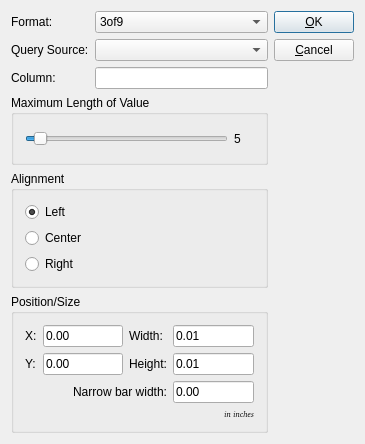
Old version of the form openrpt/trunk/OpenRPT/wrtembed/barcodeeditor.ui in the repository WooodHead/xtuple.
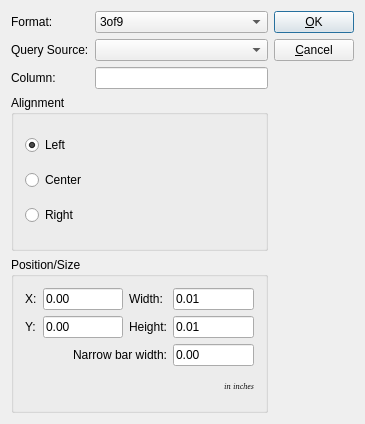
New version of the form. Custom widgets are drawn as their Qt base class.

What changed in the file:
```diff
--- a/openrpt/trunk/OpenRPT/wrtembed/barcodeeditor.ui
+++ b/openrpt/trunk/OpenRPT/wrtembed/barcodeeditor.ui
@@ -17,13 +17,13 @@
  * Foundation, Inc., 59 Temple Place, Suite 330, Boston, MA 02111-1307 USA
  * Please contact info@openmfg.com with any questions on this license.</comment>
  <class>BarcodeEditor</class>
- <widget class="QDialog" name="BarcodeEditor" >
-  <property name="geometry" >
+ <widget class="QDialog" name="BarcodeEditor">
+  <property name="geometry">
    <rect>
     <x>0</x>
     <y>0</y>
     <width>365</width>
-    <height>433</height>
+    <height>424</height>
    </rect>
   </property>
   <property name="sizePolicy" >
@@ -39,58 +39,28 @@
    <property name="spacing" >
     <number>6</number>
    </property>
-   <property name="leftMargin" >
-    <number>11</number>
-   </property>
-   <property name="topMargin" >
-    <number>11</number>
-   </property>
-   <property name="rightMargin" >
-    <number>11</number>
-   </property>
-   <property name="bottomMargin" >
+   <property name="margin">
     <number>11</number>
    </property>
    <item>
-    <layout class="QVBoxLayout" >
-     <property name="spacing" >
+    <layout class="QVBoxLayout" name="_princpalLayout">
+     <property name="spacing">
       <number>6</number>
      </property>
-     <property name="leftMargin" >
-      <number>0</number>
-     </property>
-     <property name="topMargin" >
-      <number>0</number>
-     </property>
-     <property name="rightMargin" >
-      <number>0</number>
-     </property>
-     <property name="bottomMargin" >
+     <property name="margin">
       <number>0</number>
      </property>
      <item>
-      <layout class="QGridLayout" >
-       <property name="leftMargin" >
+      <layout class="QGridLayout">
+       <property name="margin">
         <number>0</number>
        </property>
-       <property name="topMargin" >
-        <number>0</number>
-       </property>
-       <property name="rightMargin" >
-        <number>0</number>
-       </property>
-       <property name="bottomMargin" >
-        <number>0</number>
-       </property>
-       <property name="horizontalSpacing" >
+       <property name="spacing">
         <number>6</number>
        </property>
-       <property name="verticalSpacing" >
-        <number>6</number>
-       </property>
-       <item row="0" column="0" >
-        <widget class="QLabel" name="TextLabel1_3_2" >
-         <property name="frameShape" >
+       <item row="0" column="0">
+        <widget class="QLabel" name="TextLabel1_3_2">
+         <property name="frameShape">
           <enum>QFrame::NoFrame</enum>
          </property>
          <property name="frameShadow" >
@@ -169,70 +139,20 @@
       </layout>
      </item>
      <item>
-      <widget class="QGroupBox" name="GroupBox2" >
-       <property name="minimumSize" >
-        <size>
-         <width>0</width>
-         <height>70</height>
-        </size>
-       </property>
-       <property name="title" >
-        <string>Maximum Length of Value</string>
-       </property>
-       <layout class="QHBoxLayout" >
-        <item>
-         <widget class="QSlider" name="sliderMaxVal" >
-          <property name="minimum" >
-           <number>1</number>
-          </property>
-          <property name="value" >
-           <number>5</number>
-          </property>
-          <property name="orientation" >
-           <enum>Qt::Horizontal</enum>
-          </property>
-         </widget>
-        </item>
-        <item>
-         <widget class="QLabel" name="labelMaxVal" >
-          <property name="minimumSize" >
-           <size>
-            <width>20</width>
-            <height>0</height>
-           </size>
-          </property>
-          <property name="text" >
-           <string>5</string>
-          </property>
-         </widget>
-        </item>
-       </layout>
-      </widget>
-     </item>
-     <item>
-      <widget class="QGroupBox" name="buttonGroupAlign" >
-       <property name="title" >
+      <widget class="QGroupBox" name="buttonGroupAlign">
+       <property name="title">
         <string>Alignment</string>
        </property>
-       <layout class="QVBoxLayout" >
-        <property name="spacing" >
+       <layout class="QVBoxLayout">
+        <property name="spacing">
          <number>6</number>
         </property>
-        <property name="leftMargin" >
-         <number>11</number>
-        </property>
-        <property name="topMargin" >
-         <number>11</number>
-        </property>
-        <property name="rightMargin" >
-         <number>11</number>
-        </property>
-        <property name="bottomMargin" >
+        <property name="margin">
          <number>11</number>
         </property>
         <item>
-         <widget class="QRadioButton" name="rbAlignLeft" >
-          <property name="text" >
+         <widget class="QRadioButton" name="rbAlignLeft">
+          <property name="text">
            <string>Left</string>
           </property>
           <property name="checked" >
@@ -241,15 +161,15 @@
          </widget>
         </item>
         <item>
-         <widget class="QRadioButton" name="rbAlignCenter" >
-          <property name="text" >
+         <widget class="QRadioButton" name="rbAlignCenter">
+          <property name="text">
            <string>Center</string>
           </property>
          </widget>
         </item>
         <item>
-         <widget class="QRadioButton" name="rbAlignRight" >
-          <property name="text" >
+         <widget class="QRadioButton" name="rbAlignRight">
+          <property name="text">
            <string>Right</string>
           </property>
          </widget>
@@ -258,70 +178,70 @@
       </widget>
      </item>
      <item>
-      <widget class="QGroupBox" name="GroupBox1" >
-       <property name="title" >
+      <widget class="QGroupBox" name="GroupBox1">
+       <property name="title">
         <string>Position/Size</string>
        </property>
-       <layout class="QGridLayout" >
-        <item row="0" column="0" >
-         <widget class="QLabel" name="TextLabel1_3_3" >
-          <property name="text" >
+       <layout class="QGridLayout">
+        <item row="0" column="0">
+         <widget class="QLabel" name="TextLabel1_3_3">
+          <property name="text">
            <string>X:</string>
           </property>
          </widget>
         </item>
-        <item row="0" column="1" >
-         <widget class="QLineEdit" name="leXPos" >
-          <property name="text" >
+        <item row="0" column="1">
+         <widget class="QLineEdit" name="leXPos">
+          <property name="text">
            <string>0.00</string>
           </property>
          </widget>
         </item>
-        <item row="0" column="2" >
-         <widget class="QLabel" name="TextLabel3" >
-          <property name="text" >
+        <item row="0" column="2">
+         <widget class="QLabel" name="TextLabel3">
+          <property name="text">
            <string>Width:</string>
           </property>
          </widget>
         </item>
-        <item row="0" column="3" >
-         <widget class="QLineEdit" name="leWidth" >
-          <property name="text" >
+        <item row="0" column="3">
+         <widget class="QLineEdit" name="leWidth">
+          <property name="text">
            <string>0.01</string>
           </property>
          </widget>
         </item>
-        <item row="1" column="0" >
-         <widget class="QLabel" name="TextLabel2" >
-          <property name="text" >
+        <item row="1" column="0">
+         <widget class="QLabel" name="TextLabel2">
+          <property name="text">
            <string>Y:</string>
           </property>
          </widget>
         </item>
-        <item row="1" column="1" >
-         <widget class="QLineEdit" name="leYPos" >
-          <property name="text" >
+        <item row="1" column="1">
+         <widget class="QLineEdit" name="leYPos">
+          <property name="text">
            <string>0.00</string>
           </property>
          </widget>
         </item>
-        <item row="1" column="2" >
-         <widget class="QLabel" name="TextLabel4" >
-          <property name="text" >
+        <item row="1" column="2">
+         <widget class="QLabel" name="TextLabel4">
+          <property name="text">
            <string>Height:</string>
           </property>
          </widget>
         </item>
-        <item row="1" column="3" >
-         <widget class="QLineEdit" name="leHeight" >
-          <property name="text" >
+        <item row="1" column="3">
+         <widget class="QLineEdit" name="leHeight">
+          <property name="text">
            <string>0.01</string>
           </property>
          </widget>
         </item>
-        <item row="2" column="1" colspan="2" >
-         <widget class="QLabel" name="TextLabel2_2" >
-          <property name="text" >
+        <item row="2" column="1" colspan="2">
+         <widget class="QLabel" name="lnarrowBar">
+          <property name="text">
            <string>Narrow bar width:</string>
           </property>
           <property name="alignment" >
@@ -329,16 +249,16 @@
           </property>
          </widget>
         </item>
-        <item row="2" column="3" >
-         <widget class="QLineEdit" name="leNarrowBarWidth" >
-          <property name="text" >
+        <item row="2" column="3">
+         <widget class="QLineEdit" name="leNarrowBarWidth">
+          <property name="text">
            <string>0.00</string>
           </property>
          </widget>
         </item>
-        <item row="3" column="3" >
-         <widget class="QLabel" name="TextLabel5" >
-          <property name="font" >
+        <item row="3" column="3">
+         <widget class="QLabel" name="TextLabel5">
+          <property name="font">
            <font>
             <family>Helvetica [Cronyx]</family>
             <pointsize>6</pointsize>
@@ -366,20 +286,11 @@
     </layout>
    </item>
    <item>
-    <layout class="QVBoxLayout" >
-     <property name="spacing" >
+    <layout class="QVBoxLayout">
+     <property name="spacing">
       <number>6</number>
      </property>
-     <property name="leftMargin" >
-      <number>0</number>
-     </property>
-     <property name="topMargin" >
-      <number>0</number>
-     </property>
-     <property name="rightMargin" >
-      <number>0</number>
-     </property>
-     <property name="bottomMargin" >
+     <property name="margin">
       <number>0</number>
      </property>
      <item>
@@ -431,7 +342,7 @@
    </item>
   </layout>
  </widget>
- <layoutdefault spacing="6" margin="11" />
+ <layoutdefault spacing="6" margin="11"/>
  <customwidgets>
   <customwidget>
    <class>QueryComboBox</class>
```
Left out of the diff: 131 changed lines with no effect on the pictures.
